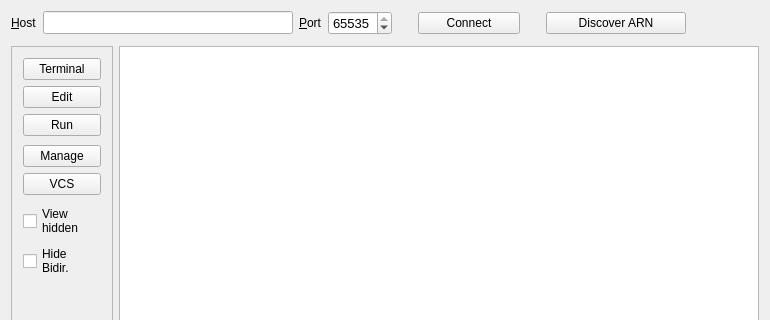
The window that src/MainWindow.ui (micwik/ArnBrowser) describes before a commit, drawn with Qt 5; both pictures show x 0 to 770 and y 0 to 320 of the 770 by 537 pixel window.
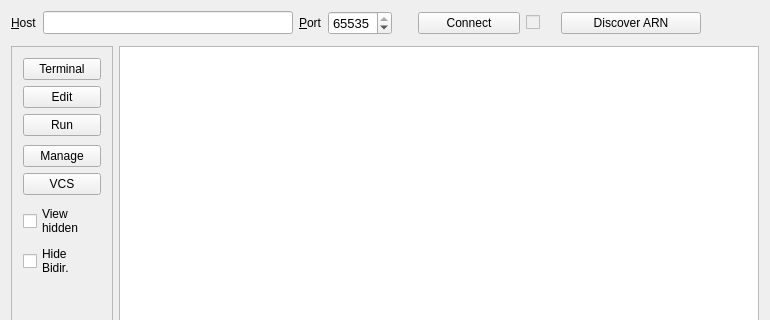
The same window after the commit. Icons and pictures are not drawn.

Commit message: Added connect status indicator

```diff
--- a/src/MainWindow.ui
+++ b/src/MainWindow.ui
@@ -13,6 +13,27 @@
   <property name="windowTitle">
    <string>Arn Browser</string>
   </property>
+  <property name="styleSheet">
+   <string notr="true">QCheckBox::indicator[class=trafic] {
+  width: 17px;
+  height:17px;
+  border-radius: 4px;
+}
+
+QCheckBox::indicator:enabled:unchecked[class=trafic] {
+  background-color: QLinearGradient( x1: 0, y1: 0, x2: 0, y2: 1, stop: 0 #9df, stop: 0.49 #7bd, stop: 0.5 #6ac, stop: 1 #7bd);
+}
+QCheckBox::indicator:enabled:checked[class=trafic] {
+  background-color: QLinearGradient( x1: 0, y1: 0, x2: 0, y2: 1, stop: 0 #6d6, stop: 0.49 #3a3, stop: 0.5 #292, stop: 1 #3a3);
+}
+QCheckBox::indicator:disabled:unchecked[class=trafic] {
+  background: qlineargradient(x1:0, y1:0, x2:1, y2:1, stop:0 #fbb, stop:1 #d88);
+}
+QCheckBox::indicator:disabled:checked[class=trafic] {
+  background: qlineargradient(x1:0, y1:0, x2:1, y2:1, stop:0 #bfb, stop:1 #6c6);
+}
+</string>
+  </property>
   <widget class="QWidget" name="centralWidget">
    <layout class="QVBoxLayout" name="verticalLayout_2">
     <item>
@@ -165,6 +186,34 @@
         </property>
        </widget>
       </item>
+      <item>
+       <widget class="QCheckBox" name="connectStat">
+        <property name="enabled">
+         <bool>false</bool>
+        </property>
+        <property name="sizePolicy">
+         <sizepolicy hsizetype="Fixed" vsizetype="Fixed">
+          <horstretch>0</horstretch>
+          <verstretch>0</verstretch>
+         </sizepolicy>
+        </property>
+        <property name="text">
+         <string/>
+        </property>
+        <property name="checkable">
+         <bool>true</bool>
+        </property>
+        <property name="checked">
+         <bool>false</bool>
+        </property>
+        <property name="tristate">
+         <bool>false</bool>
+        </property>
+        <property name="class" stdset="0">
+         <string>trafic</string>
+        </property>
+       </widget>
+      </item>
       <item>
        <spacer name="horizontalSpacer_3">
         <property name="orientation">
@@ -175,7 +224,7 @@
         </property>
         <property name="sizeHint" stdset="0">
          <size>
-          <width>20</width>
+          <width>15</width>
           <height>20</height>
          </size>
         </property>
```
The commit also changes 2 other files.
